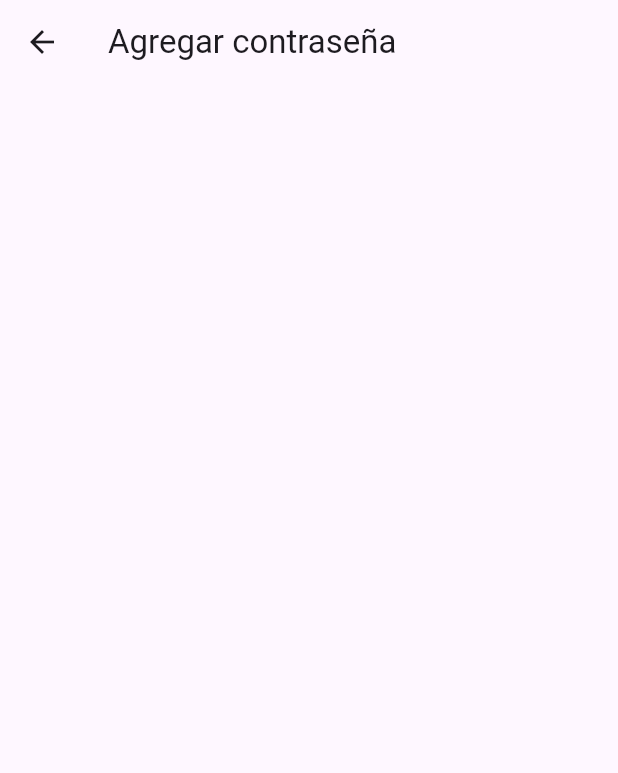
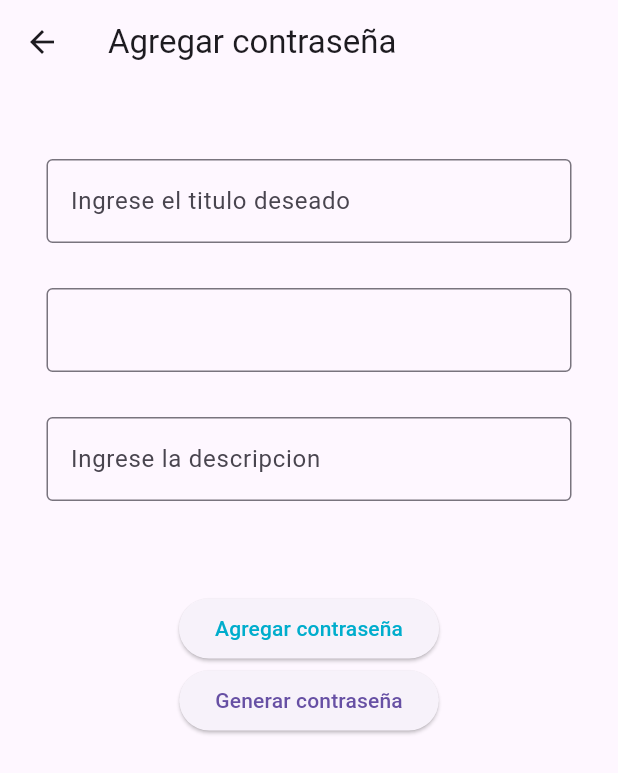
Before and after one commit to ExHultant/Login_Simple, a Flutter app: the Menu screen opened directly, after a tap on the "add" icon, on a phone screen of 412 x 824 dp. Shown: the top 773 px of the screen. Run offline on Flutter 3.47's test engine with Material 3 defaults, Android fonts, the phone set to English and light mode, and no system bars; our stand-ins replace supabase_flutter; accounts and stored records are empty; network calls fail.

Commit message:
detalles
toques a algunas ventanas y mejoramiento

```diff
--- a/lib/menu.dart
+++ b/lib/menu.dart
@@ -2,6 +2,7 @@ import 'package:flutter/material.dart';
 import 'package:supabase_flutter/supabase_flutter.dart';
 import 'package:login/pantallas/usuario.dart' as usuario;
 import 'package:login/pantallas/agregarcontra.dart' as contras;
+import 'package:login/pantallas/perfil.dart' as perfil;
 final supabase = Supabase.instance.client;
 
 
@@ -42,7 +43,7 @@ class _MenuState extends State<Menu> {
         icon: const Icon(Icons.supervised_user_circle_outlined),
         ),
         SizedBox(
-          width: 350,
+          width: 320,
           child:TextField(
           controller: controlbuscador,
           decoration:const InputDecoration (
@@ -66,8 +67,14 @@ class _MenuState extends State<Menu> {
           mainAxisAlignment: MainAxisAlignment.spaceBetween,
           children: <Widget> [
             IconButton(onPressed: () {
+              Navigator.push(context, MaterialPageRoute(builder: (context) => const Menu()));
+            }, icon: const Icon(Icons.article_sharp)),
+            IconButton(onPressed: () {
               Navigator.push(context, MaterialPageRoute(builder: (context) => const contras.Contras()));
-            }, icon: const Icon(Icons.add))
+            }, icon: const Icon(Icons.add)),
+            IconButton(onPressed: () {
+              Navigator.push(context, MaterialPageRoute(builder: (context) => const perfil.Perfil()));
+            }, icon: const Icon(Icons.boy))
           ],
         ),
       ),
--- a/lib/pantallas/agregarcontra.dart
+++ b/lib/pantallas/agregarcontra.dart
@@ -1,5 +1,6 @@
 import 'package:flutter/material.dart';
 import 'package:supabase_flutter/supabase_flutter.dart';
+import 'dart:math';
 final supabase = Supabase.instance.client;
 
 
@@ -12,6 +13,27 @@ Future<void> main() async {
   runApp(MaterialApp(home: Contras(),));
 }
 
+String contragenerador({
+  bool connumeros = false,
+  bool conespecial = false,
+}){
+
+  String contra= "";
+    const mayus = "ABCDEFGHIJKLMNOPQRSTWYXZ";
+    const minus = "abcdefghijklmnopqrstwyxz";
+    const numeros = "1234567890";
+    const especial = "!#&/()=?¡";
+   const tamano = 10;
+contra += mayus + minus;
+contra+= numeros;
+contra+= especial;
+
+  return List.generate(tamano, (index) {
+    final listarandome = Random.secure().nextInt(contra.length);
+    return contra[listarandome];
+  }).join("");
+}
+
 
 class Contras extends StatefulWidget {
   const Contras({super.key});
@@ -21,10 +43,82 @@ class Contras extends StatefulWidget {
 }
 
 class _ContrasState extends State<Contras> {
+
+  final datos = Supabase.instance.client.from('contraseñas').stream(primaryKey: ['id']);
+  final controldetitulo = TextEditingController();
+  final controldecontra = TextEditingController();
+  final controldedescripcion = TextEditingController();
+
+  @override
+  void initState() {
+    super.initState();
+
+    Supabase.instance.client
+        .channel('contraseñas')
+        .onPostgresChanges(
+            event: PostgresChangeEvent.insert,
+            schema: 'public',
+            table: 'contraseñas',
+            callback: (payload) {
+              debugPrint('');
+
+            })
+        .subscribe();
+  }
+
+
   @override
   Widget build(BuildContext context) {
     return Scaffold(
-      appBar: AppBar(title: Text('Agregar contraseña'),),
-    );
+      appBar: AppBar(title: const Text('Agregar contraseña'),),
+      body: Center(
+        child:Column(
+          children: [
+            const SizedBox(height: 50,),
+        SizedBox(
+          width: 350,
+        child:TextField(
+          controller: controldetitulo,
+          decoration: const InputDecoration(labelText: 'Ingrese el titulo deseado',border: OutlineInputBorder()),
+          keyboardType: TextInputType.emailAddress,
+        )),
+        const SizedBox(height: 30,),
+        SizedBox(
+          width: 350,
+        child: TextField(
+          controller: controldecontra,
+          decoration: const InputDecoration(border: OutlineInputBorder()),
+        )),
+        const SizedBox(height: 30,),
+        SizedBox(
+          width: 350,
+        child: TextField(
+          controller: controldedescripcion,
+          decoration: const InputDecoration(labelText: 'Ingrese la descripcion',border: OutlineInputBorder()),
+        )),
+        const SizedBox(height: 40,),
+        StreamBuilder(stream: datos, builder: (context, snapshot){
+          return
+          Column(children: [
+          const Text(''),
+          ElevatedButton(
+          onPressed:() async {
+          await supabase.from('contraseñas').upsert([{'Contraseñas':controldecontra.text, 'titulos':controldetitulo.text, 'descripcion':controldedescripcion.text,'id_usuario':'21541'}]).select('Contraseñas,titulos,descripcion,id_usuario');
+          controldecontra.clear();
+          controldetitulo.clear();
+          controldedescripcion.clear();
+          },
+          child: const Text("Agregar contraseña", style: TextStyle(color: Color.fromARGB(255, 0, 173, 204)),)),
+          ElevatedButton(onPressed: () {
+            controldecontra.text = contragenerador();
+          }, child: const Text('Generar contraseña'))
+          ],);
+        }
+      )],
+        ) ,
+      )
+
+        )
+    ;
   }
 }
--- a/lib/pantallas/usuario.dart
+++ b/lib/pantallas/usuario.dart
@@ -1,5 +1,6 @@
 import 'package:flutter/material.dart';
 import 'package:supabase_flutter/supabase_flutter.dart';
+final supabase = Supabase.instance.client;
 
 class Usuarios extends StatefulWidget {
   const Usuarios({super.key});
```
Also changed, not shown: lib/pantallas/perfil.dart (added, +28 -0 lines), lib/registro.dart (+50 -0 lines).
